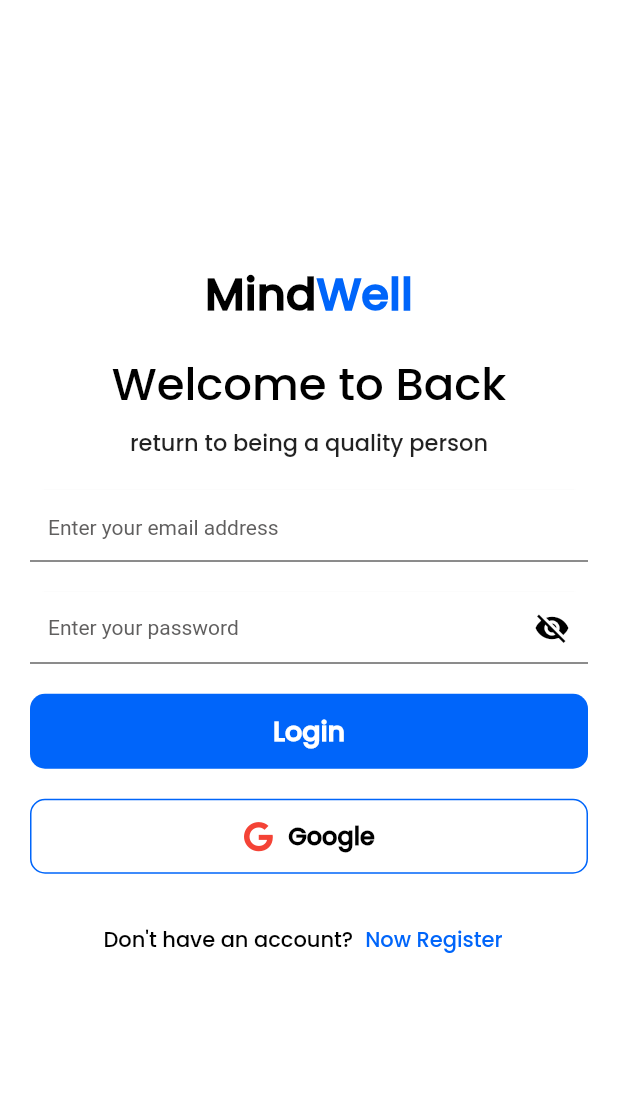
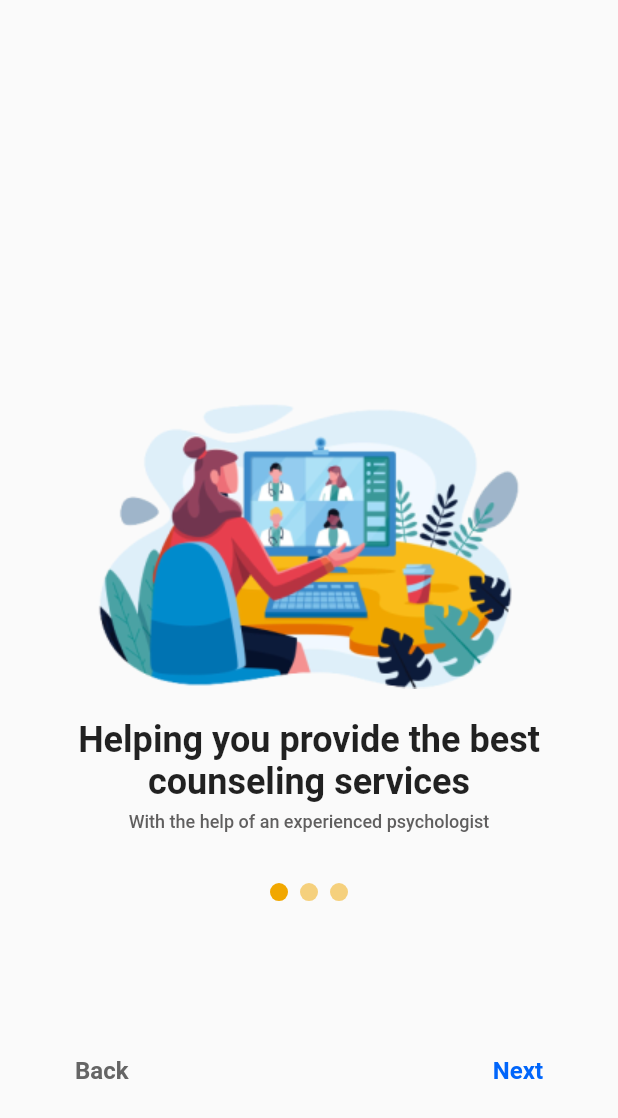
Before and after one commit to muamarzidan/MindWell, a Flutter app: the screen it shows after launch, on a phone screen of 412 x 824 dp. Shown: the top 1118 px of the screen. Run offline on Flutter 3.47's test engine with Material 2 defaults, Android fonts, the phone set to English and light mode, and no system bars; drawn by our look-alikes of smooth_page_indicator; our stand-ins replace firebase_auth, firebase_core, font_awesome_flutter, google_sign_in; accounts and stored records are empty.

Commit message:
slicing stepper page

```diff
--- a/lib/common/splash_screen.dart
+++ b/lib/common/splash_screen.dart
@@ -1,8 +1,6 @@
 import 'package:firebase_auth/firebase_auth.dart';
 import 'package:flutter/material.dart';
 import 'package:flutter/services.dart';
-
-
 
 class SplashScreen extends StatefulWidget {
   const SplashScreen({Key? key}) : super(key: key);
@@ -11,7 +9,8 @@ class SplashScreen extends StatefulWidget {
   _SplashScreenState createState() => _SplashScreenState();
 }
 
-class _SplashScreenState extends State<SplashScreen> with SingleTickerProviderStateMixin {
+class _SplashScreenState extends State<SplashScreen>
+    with SingleTickerProviderStateMixin {
   @override
   void initState() {
     super.initState();
@@ -22,12 +21,12 @@ class _SplashScreenState extends State<SplashScreen> with SingleTickerProviderSt
     });
   }
 
-void checkUserLoginStatus() async {
-  User? user = FirebaseAuth.instance.currentUser;
+  void checkUserLoginStatus() async {
+    User? user = FirebaseAuth.instance.currentUser;
     if (user != null) {
       Navigator.pushReplacementNamed(context, "/home");
     } else {
-      Navigator.pushReplacementNamed(context, "/login");
+      Navigator.pushReplacementNamed(context, "/step-page");
     }
   }
 
@@ -37,7 +36,6 @@ void checkUserLoginStatus() async {
     SystemChrome.setEnabledSystemUIMode(SystemUiMode.manual,
         overlays: SystemUiOverlay.values);
   }
-
 
   @override
   Widget build(BuildContext context) {
--- a/lib/main.dart
+++ b/lib/main.dart
@@ -1,5 +1,6 @@
 import 'package:flutter/material.dart';
 import 'package:firebase_core/firebase_core.dart';
+import 'package:mindwell/presentation/stepPage/step_page.dart';
 import 'package:mindwell/presentation/testMental/test_mentalHealth.dart';
 import 'firebase_options.dart';
 
@@ -8,8 +9,6 @@ import 'package:mindwell/common/home_screen.dart';
 import 'package:mindwell/presentation/login/login_screen.dart';
 import 'package:mindwell/features/register/register_screen.dart';
 import 'package:mindwell/presentation/testMental/main_test_mentalHeath.dart';
-
-
 
 Future main() async {
   WidgetsFlutterBinding.ensureInitialized();
@@ -29,11 +28,13 @@ class MindWellApp extends StatelessWidget {
       home: const SplashScreen(),
       routes: {
         "/splash": (context) => const SplashScreen(),
+        "/step-page": (context) => const StepPage(),
         "/login": (context) => const LoginScreen(),
         "/register": (context) => const RegisterScreen(),
         "/home": (context) => const HomeScreen(),
         "/main-testMentalHealth": (context) => const MainTestMentalHealth(),
-        "/confirmation-testMentalHealth": (context) => const ConfirmationTestMentalHealth(),
+        "/confirmation-testMentalHealth": (context) =>
+            const ConfirmationTestMentalHealth(),
         "/test-mental-health": (context) => const MentalHealthTestPage(),
       },
     );
--- /dev/null
+++ b/lib/presentation/stepPage/step_page.dart
@@ -0,0 +1,222 @@
+import 'package:flutter/material.dart';
+import 'package:smooth_page_indicator/smooth_page_indicator.dart';
+
+class StepPage extends StatefulWidget {
+  const StepPage({super.key});
+
+  @override
+  State<StepPage> createState() => _StepPageState();
+}
+
+class _StepPageState extends State<StepPage> {
+  final PageController _controller = PageController();
+
+  bool onLastPage = false;
+  bool onFirstPage = false;
+
+  @override
+  Widget build(BuildContext context) {
+    return Scaffold(
+      body: Stack(
+        children: [
+          Padding(
+            padding: const EdgeInsets.symmetric(horizontal: 22),
+            child: PageView(
+              controller: _controller,
+              onPageChanged: (index) {
+                setState(() {
+                  onLastPage = (index == 2);
+                  onFirstPage = (index == 0);
+                });
+              },
+              children: const [
+                SizedBox(
+                  child: Column(
+                    mainAxisAlignment: MainAxisAlignment.center,
+                    children: [
+                      Image(
+                        image: AssetImage(
+                            'assets/images/main/introPage/IntroPage1.png'),
+                      ),
+                      SizedBox(
+                        height: 20,
+                      ),
+                      Text(
+                        "Helping you provide the best counseling services",
+                        style: TextStyle(
+                          fontSize: 24,
+                          fontWeight: FontWeight.w600,
+                        ),
+                        textAlign: TextAlign.center,
+                      ),
+                      SizedBox(
+                        height: 6,
+                      ),
+                      Text(
+                        "With the help of an experienced psychologist",
+                        style: TextStyle(
+                            fontSize: 12,
+                            fontWeight: FontWeight.w500,
+                            color: Color(0xFF605F5F)),
+                        textAlign: TextAlign.center,
+                      )
+                    ],
+                  ),
+                ),
+                SizedBox(
+                  child: Column(
+                    mainAxisAlignment: MainAxisAlignment.center,
+                    children: [
+                      Image(
+                        image: AssetImage(
+                            'assets/images/main/introPage/IntroPage2.png'),
+                      ),
+                      SizedBox(
+                        height: 20,
+                      ),
+                      Text(
+                        "Make yourself more calm and comfortable",
+                        style: TextStyle(
+                          fontSize: 24,
+                          fontWeight: FontWeight.w600,
+                        ),
+                        textAlign: TextAlign.center,
+                      ),
+                      SizedBox(
+                        height: 6,
+                      ),
+                      Text(
+                        "The feeling of comfort comes because you can do the things you like",
+                        style: TextStyle(
+                            fontSize: 12,
+                            fontWeight: FontWeight.w500,
+                            color: Color(0xFF605F5F)),
+                        textAlign: TextAlign.center,
+                      )
+                    ],
+                  ),
+                ),
+                SizedBox(
+                  child: Column(
+                    mainAxisAlignment: MainAxisAlignment.center,
+                    children: [
+                      Image(
+                        image: AssetImage(
+                            'assets/images/main/introPage/IntroPage3.png'),
+                      ),
+                      SizedBox(
+                        height: 20,
+                      ),
+                      Text(
+                        "Online mental health test",
+                        style: TextStyle(
+                          fontSize: 24,
+                          fontWeight: FontWeight.w600,
+                        ),
+                        textAlign: TextAlign.center,
+                      ),
+                      SizedBox(
+                        height: 6,
+                      ),
+                      Text(
+                        "Knowing your current condition will make you better",
+                        style: TextStyle(
+                            fontSize: 12,
+                            fontWeight: FontWeight.w500,
+                            color: Color(0xFF605F5F)),
+                        textAlign: TextAlign.center,
+                      )
+                    ],
+                  ),
+                ),
+              ],
+            ),
+          ),
+          Container(
+            alignment: const Alignment(0, 0.45),
+            child: SmoothPageIndicator(
+              controller: _controller,
+              count: 3,
+              effect: SlideEffect(
+                  dotWidth: 12.0,
+                  dotHeight: 12.0,
+                  dotColor: const Color(0xFFF1A700).withOpacity(0.5),
+                  activeDotColor: const Color(0xFFF1A700)),
+            ),
+          ),
+          Container(
+            alignment: const Alignment(0, 0.75),
+            child: Padding(
+              padding: const EdgeInsets.symmetric(horizontal: 50),
+              child: Row(
+                mainAxisAlignment: MainAxisAlignment.spaceBetween,
+                children: [
+                  onFirstPage
+                      ? GestureDetector(
+                          onTap: () {
+                            _controller.jumpToPage(2);
+                          },
+                          child: const Text(
+                            "Skip",
+                            style: TextStyle(
+                              fontSize: 16,
+                              fontWeight: FontWeight.w600,
+                              color: Color(0xFF656565),
+                            ),
+                          ),
+                        )
+                      : GestureDetector(
+                          onTap: () {
+                            _controller.previousPage(
+                              duration: const Duration(milliseconds: 500),
+                              curve: Curves.easeIn,
+                            );
+                          },
+                          child: const Text(
+                            "Back",
+                            style: TextStyle(
+                              fontSize: 16,
+                              fontWeight: FontWeight.w600,
+                              color: Color(0xFF656565),
+                            ),
+                          ),
+                        ),
+                  onLastPage
+                      ? GestureDetector(
+                          onTap: () {
+                            Navigator.of(context)
+                                .pushReplacementNamed('/login');
+                          },
+                          child: const Text(
+                            "Done",
+                            style: TextStyle(
+                              fontSize: 16,
+                              fontWeight: FontWeight.w600,
+                              color: Color(0xFF0065FA),
+                            ),
+                          ),
+                        )
+                      : GestureDetector(
+                          onTap: () {
+                            _controller.nextPage(
+                                duration: const Duration(milliseconds: 500),
+                                curve: Curves.easeIn);
+                          },
+                          child: const Text(
+                            "Next",
+                            style: TextStyle(
+                              fontSize: 16,
+                              fontWeight: FontWeight.w600,
+                              color: Color(0xFF0065FA),
+                            ),
+                          ),
+                        ),
+                ],
+              ),
+            ),
+          )
+        ],
+      ),
+    );
+  }
+}
```
Also changed, not shown: pubspec.yaml (+8 -1 lines), assets/images/main/introPage/IntroPage1.png (added), assets/images/main/introPage/IntroPage2.png (added), assets/images/main/introPage/IntroPage3.png (added), pubspec.lock, 14 other files.
